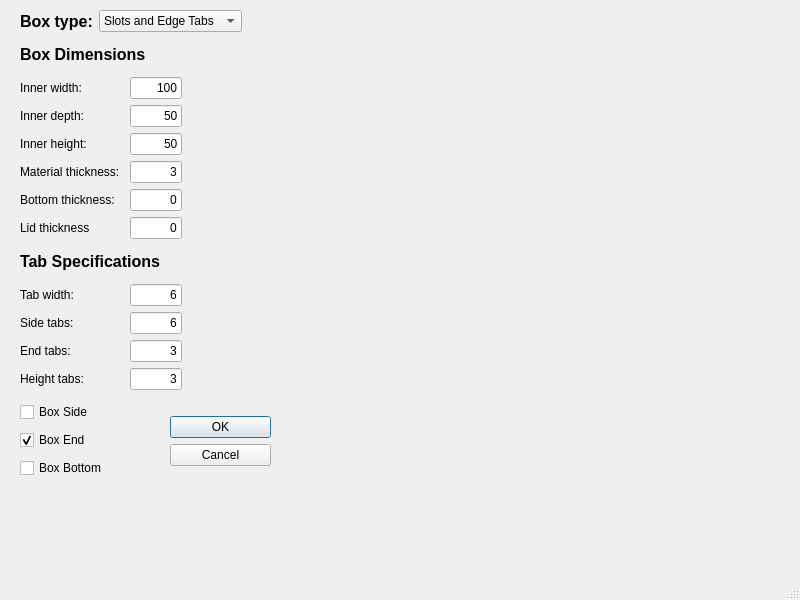
Above: form.ui from gharley/LaserCutBoxes before the change. Below: the same form after it.
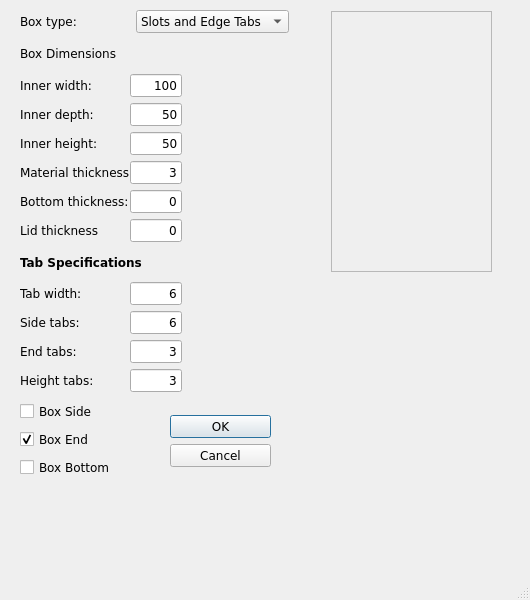
That is the form after the change.

```diff
--- a/form.ui
+++ b/form.ui
@@ -6,20 +6,26 @@
    <rect>
     <x>0</x>
     <y>0</y>
-    <width>800</width>
+    <width>530</width>
     <height>600</height>
    </rect>
   </property>
   <property name="font">
    <font>
-    <family>Verdana</family>
+    <family>verdana</family>
+    <pointsize>-1</pointsize>
    </font>
   </property>
   <property name="windowTitle">
    <string>Laser cut box generator</string>
   </property>
   <property name="styleSheet">
-   <string notr="true">QLabel {
+   <string notr="true">*{
+	font-family: verdana;
+	font-size: 12px;
+}
+
+QLabel {
     max-width: 110px;
 	min-width: 110px;
 }
@@ -32,8 +38,17 @@
     max-width: 50px;
 }
 
-QLabel[whatsThis=&quot;title&quot;]{
-	color: red;
+QLabel[cssClass=&quot;title&quot;]{
+	font-size: 16px;
+	font-weight: bold;
+}
+
+QLabel::lblType{
+	max-width: 75;
+	min-width: -1;
+}
+
+QFrame#image{
 }
 </string>
   </property>
@@ -113,26 +128,17 @@
      <rect>
       <x>20</x>
       <y>10</y>
-      <width>255</width>
-      <height>380</height>
+      <width>281</width>
+      <height>382</height>
      </rect>
     </property>
     <layout class="QVBoxLayout" name="verticalLayout">
      <item>
       <layout class="QHBoxLayout" name="horizontalLayout">
        <item>
-        <widget class="QLabel" name="label_7">
-         <property name="font">
-          <font>
-           <family>MS Shell Dlg 2</family>
-           <pointsize>12</pointsize>
-           <weight>75</weight>
-           <bold>true</bold>
-          </font>
-         </property>
+        <widget class="QLabel" name="lblType">
          <property name="styleSheet">
-          <string notr="true">max-width: 75;
-min-width: -1;</string>
+          <string notr="true"/>
          </property>
          <property name="text">
           <string>Box type:</string>
@@ -190,14 +196,6 @@
          <verstretch>0</verstretch>
         </sizepolicy>
        </property>
-       <property name="font">
-        <font>
-         <family>MS Shell Dlg 2</family>
-         <pointsize>12</pointsize>
-         <weight>75</weight>
-         <bold>true</bold>
-        </font>
-       </property>
        <property name="whatsThis">
         <string>title</string>
        </property>
@@ -407,8 +405,8 @@
        </property>
        <property name="font">
         <font>
-         <family>MS Shell Dlg 2</family>
-         <pointsize>12</pointsize>
+         <family>verdana</family>
+         <pointsize>-1</pointsize>
          <weight>75</weight>
          <bold>true</bold>
         </font>
@@ -562,17 +560,20 @@
      </item>
     </layout>
    </widget>
-   <widget class="QLabel" name="image">
+   <widget class="QFrame" name="image">
     <property name="geometry">
      <rect>
-      <x>290</x>
-      <y>10</y>
-      <width>110</width>
-      <height>147</height>
+      <x>331</x>
+      <y>11</y>
+      <width>161</width>
+      <height>261</height>
      </rect>
     </property>
-    <property name="text">
-     <string/>
+    <property name="frameShape">
+     <enum>QFrame::StyledPanel</enum>
+    </property>
+    <property name="frameShadow">
+     <enum>QFrame::Raised</enum>
     </property>
    </widget>
   </widget>
```
Left out of the diff: 15 changed lines with no effect on the pictures.
